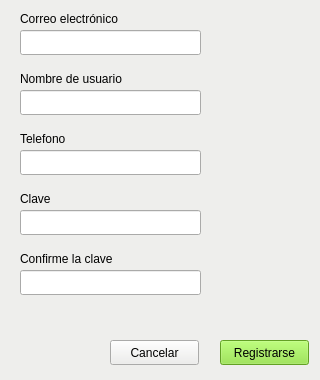
Above: SDVoice_GUI/registro.ui from ManuelBejarano/SDVoice before the change. Below: the same form after it.
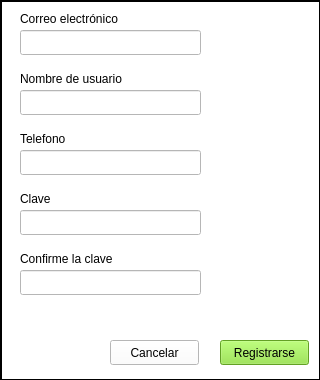
That is the form after the change. Icons and pictures are not drawn.

Commit message: Contornos de GUI, imagenes y registro firebase

```diff
--- a/SDVoice_GUI/registro.ui
+++ b/SDVoice_GUI/registro.ui
@@ -25,9 +25,9 @@
      <colorrole role="Button">
       <brush brushstyle="SolidPattern">
        <color alpha="255">
-        <red>238</red>
-        <green>238</green>
-        <blue>236</blue>
+        <red>255</red>
+        <green>255</green>
+        <blue>255</blue>
        </color>
       </brush>
      </colorrole>
@@ -43,27 +43,27 @@
      <colorrole role="Midlight">
       <brush brushstyle="SolidPattern">
        <color alpha="255">
-        <red>246</red>
-        <green>246</green>
-        <blue>245</blue>
+        <red>255</red>
+        <green>255</green>
+        <blue>255</blue>
        </color>
       </brush>
      </colorrole>
      <colorrole role="Dark">
       <brush brushstyle="SolidPattern">
        <color alpha="255">
-        <red>119</red>
-        <green>119</green>
-        <blue>118</blue>
+        <red>127</red>
+        <green>127</green>
+        <blue>127</blue>
        </color>
       </brush>
      </colorrole>
      <colorrole role="Mid">
       <brush brushstyle="SolidPattern">
        <color alpha="255">
-        <red>159</red>
-        <green>159</green>
-        <blue>157</blue>
+        <red>170</red>
+        <green>170</green>
+        <blue>170</blue>
        </color>
       </brush>
      </colorrole>
@@ -106,9 +106,9 @@
      <colorrole role="Window">
       <brush brushstyle="SolidPattern">
        <color alpha="255">
-        <red>238</red>
-        <green>238</green>
-        <blue>236</blue>
+        <red>255</red>
+        <green>255</green>
+        <blue>255</blue>
        </color>
       </brush>
      </colorrole>
@@ -124,9 +124,9 @@
      <colorrole role="AlternateBase">
       <brush brushstyle="SolidPattern">
        <color alpha="255">
-        <red>246</red>
-        <green>246</green>
-        <blue>245</blue>
+        <red>255</red>
+        <green>255</green>
+        <blue>255</blue>
        </color>
       </brush>
      </colorrole>
@@ -171,9 +171,9 @@
      <colorrole role="Button">
       <brush brushstyle="SolidPattern">
        <color alpha="255">
-        <red>238</red>
-        <green>238</green>
-        <blue>236</blue>
+        <red>255</red>
+        <green>255</green>
+        <blue>255</blue>
        </color>
       </brush>
      </colorrole>
@@ -189,27 +189,27 @@
      <colorrole role="Midlight">
       <brush brushstyle="SolidPattern">
        <color alpha="255">
-        <red>246</red>
-        <green>246</green>
-        <blue>245</blue>
+        <red>255</red>
+        <green>255</green>
+        <blue>255</blue>
        </color>
       </brush>
      </colorrole>
      <colorrole role="Dark">
       <brush brushstyle="SolidPattern">
        <color alpha="255">
-        <red>119</red>
-        <green>119</green>
-        <blue>118</blue>
+        <red>127</red>
+        <green>127</green>
+        <blue>127</blue>
        </color>
       </brush>
      </colorrole>
      <colorrole role="Mid">
       <brush brushstyle="SolidPattern">
        <color alpha="255">
-        <red>159</red>
-        <green>159</green>
-        <blue>157</blue>
+        <red>170</red>
+        <green>170</green>
+        <blue>170</blue>
        </color>
       </brush>
      </colorrole>
@@ -252,9 +252,9 @@
      <colorrole role="Window">
       <brush brushstyle="SolidPattern">
        <color alpha="255">
-        <red>238</red>
-        <green>238</green>
-        <blue>236</blue>
+        <red>255</red>
+        <green>255</green>
+        <blue>255</blue>
        </color>
       </brush>
      </colorrole>
@@ -270,9 +270,9 @@
      <colorrole role="AlternateBase">
       <brush brushstyle="SolidPattern">
        <color alpha="255">
-        <red>246</red>
-        <green>246</green>
-        <blue>245</blue>
+        <red>255</red>
+        <green>255</green>
+        <blue>255</blue>
        </color>
       </brush>
      </colorrole>
@@ -308,18 +308,18 @@
      <colorrole role="WindowText">
       <brush brushstyle="SolidPattern">
        <color alpha="255">
-        <red>119</red>
-        <green>119</green>
-        <blue>118</blue>
+        <red>127</red>
+        <green>127</green>
+        <blue>127</blue>
        </color>
       </brush>
      </colorrole>
      <colorrole role="Button">
       <brush brushstyle="SolidPattern">
        <color alpha="255">
-        <red>238</red>
-        <green>238</green>
-        <blue>236</blue>
+        <red>255</red>
+        <green>255</green>
+        <blue>255</blue>
        </color>
       </brush>
      </colorrole>
@@ -335,36 +335,36 @@
      <colorrole role="Midlight">
       <brush brushstyle="SolidPattern">
        <color alpha="255">
-        <red>246</red>
-        <green>246</green>
-        <blue>245</blue>
+        <red>255</red>
+        <green>255</green>
+        <blue>255</blue>
        </color>
       </brush>
      </colorrole>
      <colorrole role="Dark">
       <brush brushstyle="SolidPattern">
        <color alpha="255">
-        <red>119</red>
-        <green>119</green>
-        <blue>118</blue>
+        <red>127</red>
+        <green>127</green>
+        <blue>127</blue>
        </color>
       </brush>
      </colorrole>
      <colorrole role="Mid">
       <brush brushstyle="SolidPattern">
        <color alpha="255">
-        <red>159</red>
-        <green>159</green>
-        <blue>157</blue>
+        <red>170</red>
+        <green>170</green>
+        <blue>170</blue>
        </color>
       </brush>
      </colorrole>
      <colorrole role="Text">
       <brush brushstyle="SolidPattern">
        <color alpha="255">
-        <red>119</red>
-        <green>119</green>
-        <blue>118</blue>
+        <red>127</red>
+        <green>127</green>
+        <blue>127</blue>
        </color>
       </brush>
      </colorrole>
@@ -380,27 +380,27 @@
      <colorrole role="ButtonText">
       <brush brushstyle="SolidPattern">
        <color alpha="255">
-        <red>119</red>
-        <green>119</green>
-        <blue>118</blue>
+        <red>127</red>
+        <green>127</green>
+        <blue>127</blue>
        </color>
       </brush>
      </colorrole>
      <colorrole role="Base">
       <brush brushstyle="SolidPattern">
        <color alpha="255">
-        <red>238</red>
-        <green>238</green>
-        <blue>236</blue>
+        <red>255</red>
+        <green>255</green>
+        <blue>255</blue>
        </color>
       </brush>
      </colorrole>
      <colorrole role="Window">
       <brush brushstyle="SolidPattern">
        <color alpha="255">
-        <red>238</red>
-        <green>238</green>
-        <blue>236</blue>
+        <red>255</red>
+        <green>255</green>
+        <blue>255</blue>
        </color>
       </brush>
      </colorrole>
@@ -416,9 +416,9 @@
      <colorrole role="AlternateBase">
       <brush brushstyle="SolidPattern">
        <color alpha="255">
-        <red>238</red>
-        <green>238</green>
-        <blue>236</blue>
+        <red>255</red>
+        <green>255</green>
+        <blue>255</blue>
        </color>
       </brush>
      </colorrole>
@@ -1038,6 +1038,467 @@
     <string>Nombre de usuario</string>
    </property>
   </widget>
+  <widget class="QFrame" name="Borde">
+   <property name="geometry">
+    <rect>
+     <x>0</x>
+     <y>0</y>
+     <width>321</width>
+     <height>381</height>
+    </rect>
+   </property>
+   <property name="palette">
+    <palette>
+     <active>
+      <colorrole role="WindowText">
+       <brush brushstyle="SolidPattern">
+        <color alpha="255">
+         <red>0</red>
+         <green>0</green>
+         <blue>0</blue>
+        </color>
+       </brush>
+      </colorrole>
+      <colorrole role="Button">
+       <brush brushstyle="SolidPattern">
+        <color alpha="255">
+         <red>255</red>
+         <green>255</green>
+         <blue>255</blue>
+        </color>
+       </brush>
+      </colorrole>
+      <colorrole role="Light">
+       <brush brushstyle="SolidPattern">
+        <color alpha="255">
+         <red>255</red>
+         <green>255</green>
+         <blue>255</blue>
+        </color>
+       </brush>
+      </colorrole>
+      <colorrole role="Midlight">
+       <brush brushstyle="SolidPattern">
+        <color alpha="255">
+         <red>255</red>
+         <green>255</green>
+         <blue>255</blue>
+        </color>
+       </brush>
+      </colorrole>
+      <colorrole role="Dark">
+       <brush brushstyle="SolidPattern">
+        <color alpha="255">
+         <red>127</red>
+         <green>127</green>
+         <blue>127</blue>
+        </color>
+       </brush>
+      </colorrole>
+      <colorrole role="Mid">
+       <brush brushstyle="SolidPattern">
+        <color alpha="255">
+         <red>170</red>
+         <green>170</green>
+         <blue>170</blue>
+        </color>
+       </brush>
+      </colorrole>
+      <colorrole role="Text">
+       <brush brushstyle="SolidPattern">
+        <color alpha="255">
+         <red>0</red>
+         <green>0</green>
+         <blue>0</blue>
+        </color>
+       </brush>
+      </colorrole>
+      <colorrole role="BrightText">
+       <brush brushstyle="SolidPattern">
+        <color alpha="255">
+         <red>255</red>
+         <green>255</green>
+         <blue>255</blue>
+        </color>
+       </brush>
+      </colorrole>
+      <colorrole role="ButtonText">
+       <brush brushstyle="SolidPattern">
+        <color alpha="255">
+         <red>0</red>
+         <green>0</green>
+         <blue>0</blue>
+        </color>
+       </brush>
+      </colorrole>
+      <colorrole role="Base">
+       <brush brushstyle="SolidPattern">
+        <color alpha="255">
+         <red>255</red>
+         <green>255</green>
+         <blue>255</blue>
+        </color>
+       </brush>
+      </colorrole>
+      <colorrole role="Window">
+       <brush brushstyle="SolidPattern">
+        <color alpha="255">
+         <red>255</red>
+         <green>255</green>
+         <blue>255</blue>
+        </color>
+       </brush>
+      </colorrole>
+      <colorrole role="Shadow">
+       <brush brushstyle="SolidPattern">
+        <color alpha="255">
+         <red>0</red>
+         <green>0</green>
+         <blue>0</blue>
+        </color>
+       </brush>
+      </colorrole>
+      <colorrole role="AlternateBase">
+       <brush brushstyle="SolidPattern">
+        <color alpha="255">
+         <red>255</red>
+         <green>255</green>
+         <blue>255</blue>
+        </color>
+       </brush>
+      </colorrole>
+      <colorrole role="ToolTipBase">
+       <brush brushstyle="SolidPattern">
+        <color alpha="255">
+         <red>255</red>
+         <green>255</green>
+         <blue>220</blue>
+        </color>
+       </brush>
+      </colorrole>
+      <colorrole role="ToolTipText">
+       <brush brushstyle="SolidPattern">
+        <color alpha="255">
+         <red>0</red>
+         <green>0</green>
+         <blue>0</blue>
+        </color>
+       </brush>
+      </colorrole>
+      <colorrole role="PlaceholderText">
+       <brush brushstyle="SolidPattern">
+        <color alpha="128">
+         <red>0</red>
+         <green>0</green>
+         <blue>0</blue>
+        </color>
+       </brush>
+      </colorrole>
+     </active>
+     <inactive>
+      <colorrole role="WindowText">
+       <brush brushstyle="SolidPattern">
+        <color alpha="255">
+         <red>0</red>
+         <green>0</green>
+         <blue>0</blue>
+        </color>
+       </brush>
+      </colorrole>
+      <colorrole role="Button">
+       <brush brushstyle="SolidPattern">
+        <color alpha="255">
+         <red>255</red>
+         <green>255</green>
+         <blue>255</blue>
+        </color>
+       </brush>
+      </colorrole>
+      <colorrole role="Light">
+       <brush brushstyle="SolidPattern">
+        <color alpha="255">
+         <red>255</red>
+         <green>255</green>
+         <blue>255</blue>
+        </color>
+       </brush>
+      </colorrole>
+      <colorrole role="Midlight">
+       <brush brushstyle="SolidPattern">
+        <color alpha="255">
+         <red>255</red>
+         <green>255</green>
+         <blue>255</blue>
+        </color>
+       </brush>
+      </colorrole>
+      <colorrole role="Dark">
+       <brush brushstyle="SolidPattern">
+        <color alpha="255">
+         <red>127</red>
+         <green>127</green>
+         <blue>127</blue>
+        </color>
+       </brush>
+      </colorrole>
+      <colorrole role="Mid">
+       <brush brushstyle="SolidPattern">
+        <color alpha="255">
+         <red>170</red>
+         <green>170</green>
+         <blue>170</blue>
+        </color>
+       </brush>
+      </colorrole>
+      <colorrole role="Text">
+       <brush brushstyle="SolidPattern">
+        <color alpha="255">
+         <red>0</red>
+         <green>0</green>
+         <blue>0</blue>
+        </color>
+       </brush>
+      </colorrole>
+      <colorrole role="BrightText">
+       <brush brushstyle="SolidPattern">
+        <color alpha="255">
+         <red>255</red>
+         <green>255</green>
+         <blue>255</blue>
+        </color>
+       </brush>
+      </colorrole>
+      <colorrole role="ButtonText">
+       <brush brushstyle="SolidPattern">
+        <color alpha="255">
+         <red>0</red>
+         <green>0</green>
+         <blue>0</blue>
+        </color>
+       </brush>
+      </colorrole>
+      <colorrole role="Base">
+       <brush brushstyle="SolidPattern">
+        <color alpha="255">
+         <red>255</red>
+         <green>255</green>
+         <blue>255</blue>
+        </color>
+       </brush>
+      </colorrole>
+      <colorrole role="Window">
+       <brush brushstyle="SolidPattern">
+        <color alpha="255">
+         <red>255</red>
+         <green>255</green>
+         <blue>255</blue>
+        </color>
+       </brush>
+      </colorrole>
+      <colorrole role="Shadow">
+       <brush brushstyle="SolidPattern">
+        <color alpha="255">
+         <red>0</red>
+         <green>0</green>
+         <blue>0</blue>
+        </color>
+       </brush>
+      </colorrole>
+      <colorrole role="AlternateBase">
+       <brush brushstyle="SolidPattern">
+        <color alpha="255">
+         <red>255</red>
+         <green>255</green>
+         <blue>255</blue>
+        </color>
+       </brush>
+      </colorrole>
+      <colorrole role="ToolTipBase">
+       <brush brushstyle="SolidPattern">
+        <color alpha="255">
+         <red>255</red>
+         <green>255</green>
+         <blue>220</blue>
+        </color>
+       </brush>
+      </colorrole>
+      <colorrole role="ToolTipText">
+       <brush brushstyle="SolidPattern">
+        <color alpha="255">
+         <red>0</red>
+         <green>0</green>
+         <blue>0</blue>
+        </color>
+       </brush>
+      </colorrole>
+      <colorrole role="PlaceholderText">
+       <brush brushstyle="SolidPattern">
+        <color alpha="128">
+         <red>0</red>
+         <green>0</green>
+         <blue>0</blue>
+        </color>
+       </brush>
+      </colorrole>
+     </inactive>
+     <disabled>
+      <colorrole role="WindowText">
+       <brush brushstyle="SolidPattern">
+        <color alpha="255">
+         <red>127</red>
+         <green>127</green>
+         <blue>127</blue>
+        </color>
+       </brush>
+      </colorrole>
+      <colorrole role="Button">
+       <brush brushstyle="SolidPattern">
+        <color alpha="255">
+         <red>255</red>
+         <green>255</green>
+         <blue>255</blue>
+        </color>
+       </brush>
+      </colorrole>
+      <colorrole role="Light">
+       <brush brushstyle="SolidPattern">
+        <color alpha="255">
+         <red>255</red>
+         <green>255</green>
+         <blue>255</blue>
+        </color>
+       </brush>
+      </colorrole>
+      <colorrole role="Midlight">
+       <brush brushstyle="SolidPattern">
+        <color alpha="255">
+         <red>255</red>
+         <green>255</green>
+         <blue>255</blue>
+        </color>
+       </brush>
+      </colorrole>
+      <colorrole role="Dark">
+       <brush brushstyle="SolidPattern">
+        <color alpha="255">
+         <red>127</red>
+         <green>127</green>
+         <blue>127</blue>
+        </color>
+       </brush>
+      </colorrole>
+      <colorrole role="Mid">
+       <brush brushstyle="SolidPattern">
+        <color alpha="255">
+         <red>170</red>
+         <green>170</green>
+         <blue>170</blue>
+        </color>
+       </brush>
+      </colorrole>
+      <colorrole role="Text">
+       <brush brushstyle="SolidPattern">
+        <color alpha="255">
+         <red>127</red>
+         <green>127</green>
+         <blue>127</blue>
+        </color>
+       </brush>
+      </colorrole>
+      <colorrole role="BrightText">
+       <brush brushstyle="SolidPattern">
+        <color alpha="255">
+         <red>255</red>
+         <green>255</green>
+         <blue>255</blue>
+        </color>
+       </brush>
+      </colorrole>
+      <colorrole role="ButtonText">
+       <brush brushstyle="SolidPattern">
+        <color alpha="255">
+         <red>127</red>
+         <green>127</green>
+         <blue>127</blue>
+        </color>
+       </brush>
+      </colorrole>
+      <colorrole role="Base">
+       <brush brushstyle="SolidPattern">
+        <color alpha="255">
+         <red>255</red>
+         <green>255</green>
+         <blue>255</blue>
+        </color>
+       </brush>
+      </colorrole>
+      <colorrole role="Window">
+       <brush brushstyle="SolidPattern">
+        <color alpha="255">
+         <red>255</red>
+         <green>255</green>
+         <blue>255</blue>
+        </color>
+       </brush>
+      </colorrole>
+      <colorrole role="Shadow">
+       <brush brushstyle="SolidPattern">
+        <color alpha="255">
+         <red>0</red>
+         <green>0</green>
+         <blue>0</blue>
+        </color>
+       </brush>
+      </colorrole>
+      <colorrole role="AlternateBase">
+       <brush brushstyle="SolidPattern">
+        <color alpha="255">
+         <red>255</red>
+         <green>255</green>
+         <blue>255</blue>
+        </color>
+       </brush>
+      </colorrole>
+      <colorrole role="ToolTipBase">
+       <brush brushstyle="SolidPattern">
+        <color alpha="255">
+         <red>255</red>
+         <green>255</green>
+         <blue>220</blue>
+        </color>
+       </brush>
+      </colorrole>
+      <colorrole role="ToolTipText">
+       <brush brushstyle="SolidPattern">
+        <color alpha="255">
+         <red>0</red>
+         <green>0</green>
+         <blue>0</blue>
+        </color>
+       </brush>
+      </colorrole>
+      <colorrole role="PlaceholderText">
+       <brush brushstyle="SolidPattern">
+        <color alpha="128">
+         <red>0</red>
+         <green>0</green>
+         <blue>0</blue>
+        </color>
+       </brush>
+      </colorrole>
+     </disabled>
+    </palette>
+   </property>
+   <property name="frameShape">
+    <enum>QFrame::Panel</enum>
+   </property>
+   <property name="frameShadow">
+    <enum>QFrame::Plain</enum>
+   </property>
+   <property name="lineWidth">
+    <number>2</number>
+   </property>
+  </widget>
  </widget>
  <resources/>
  <connections/>
```
Left out of the diff: 4 changed lines with no effect on the pictures. The commit also changes 7 other files.
